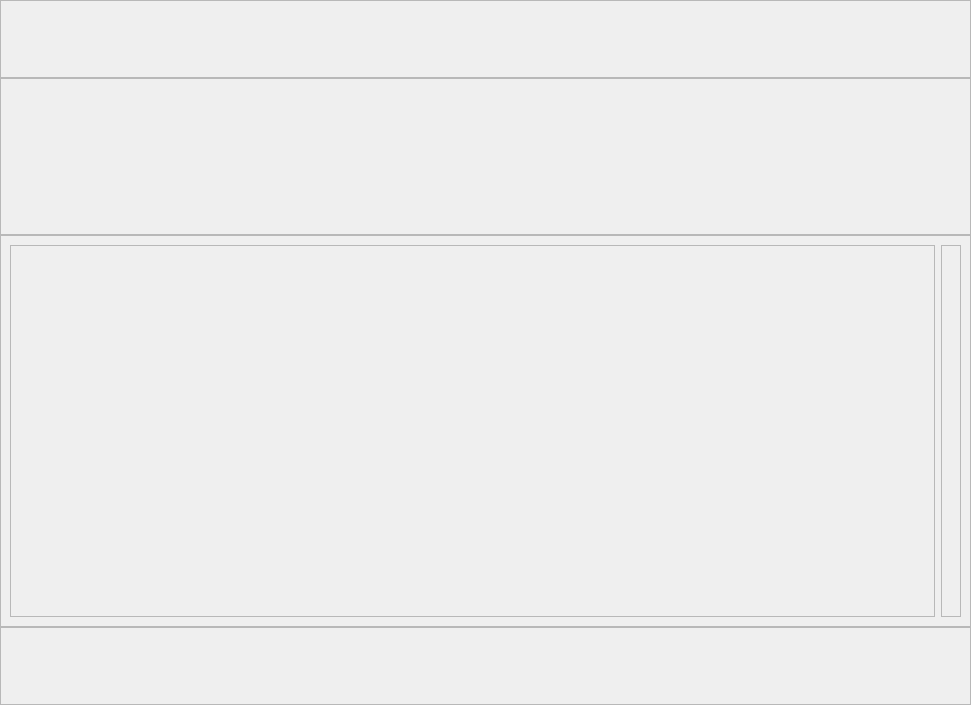
diegofer/multilyrics, file ui/shell.ui: the form before one commit.
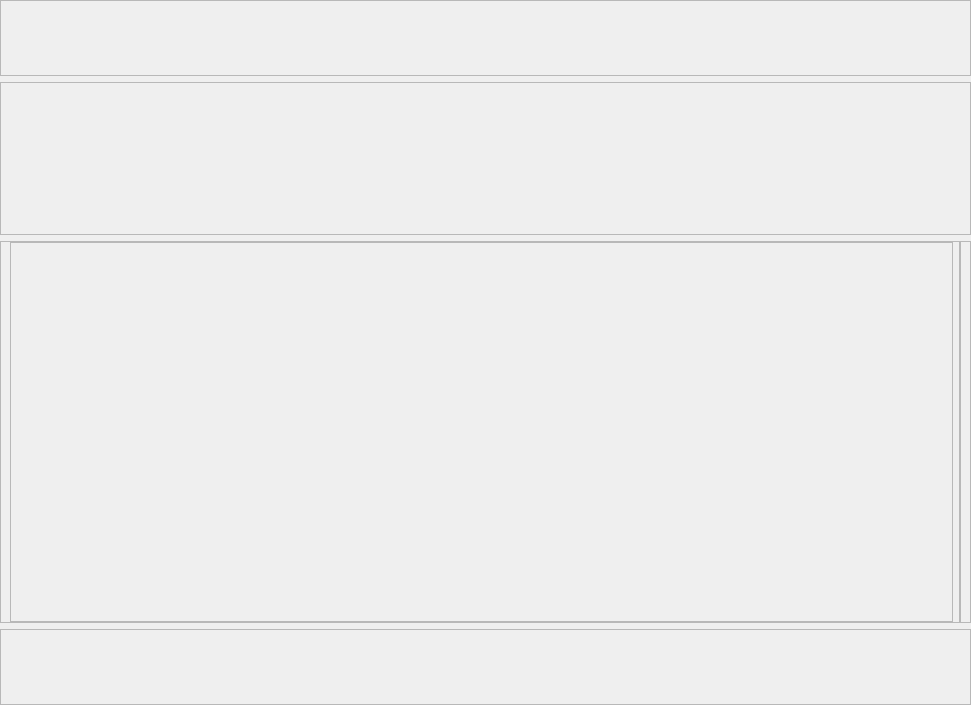
The form after the commit.

Commit message: Temporal styles for layout and Refactor UI layout in shell.py and shell.ui; adjust margins and spacing for improved consistency and alignment across components

```diff
--- a/ui/shell.ui
+++ b/ui/shell.ui
@@ -16,7 +16,7 @@
   <widget class="QWidget" name="central_widget">
    <layout class="QVBoxLayout" name="central_widget_layout" stretch="1,2,5,1">
     <property name="spacing">
-     <number>0</number>
+     <number>6</number>
     </property>
     <property name="leftMargin">
      <number>0</number>
@@ -43,16 +43,16 @@
       </property>
       <layout class="QHBoxLayout" name="playlist_layout">
        <property name="leftMargin">
-        <number>2</number>
+        <number>9</number>
        </property>
        <property name="topMargin">
-        <number>2</number>
+        <number>9</number>
        </property>
        <property name="rightMargin">
-        <number>2</number>
+        <number>9</number>
        </property>
        <property name="bottomMargin">
-        <number>2</number>
+        <number>0</number>
        </property>
       </layout>
      </widget>
@@ -70,16 +70,16 @@
       </property>
       <layout class="QVBoxLayout" name="timeline_layout">
        <property name="leftMargin">
-        <number>5</number>
+        <number>9</number>
        </property>
        <property name="topMargin">
-        <number>2</number>
+        <number>0</number>
        </property>
        <property name="rightMargin">
-        <number>2</number>
+        <number>9</number>
        </property>
        <property name="bottomMargin">
-        <number>2</number>
+        <number>0</number>
        </property>
       </layout>
      </widget>
@@ -95,7 +95,19 @@
       <property name="frameShadow">
        <enum>QFrame::Shadow::Raised</enum>
       </property>
-      <layout class="QHBoxLayout" name="mixerLayout">
+      <layout class="QHBoxLayout" name="mixer_layout">
+       <property name="leftMargin">
+        <number>9</number>
+       </property>
+       <property name="topMargin">
+        <number>0</number>
+       </property>
+       <property name="rightMargin">
+        <number>9</number>
+       </property>
+       <property name="bottomMargin">
+        <number>0</number>
+       </property>
        <item>
         <widget class="QFrame" name="frame_mixer_tracks">
          <property name="sizePolicy">
@@ -110,7 +122,23 @@
          <property name="frameShadow">
           <enum>QFrame::Shadow::Raised</enum>
          </property>
-         <layout class="QHBoxLayout" name="mixer_tracks_layout"/>
+         <layout class="QHBoxLayout" name="mixer_tracks_layout">
+          <property name="spacing">
+           <number>6</number>
+          </property>
+          <property name="leftMargin">
+           <number>0</number>
+          </property>
+          <property name="topMargin">
+           <number>0</number>
+          </property>
+          <property name="rightMargin">
+           <number>0</number>
+          </property>
+          <property name="bottomMargin">
+           <number>0</number>
+          </property>
+         </layout>
         </widget>
        </item>
        <item>
@@ -130,7 +158,20 @@
          <property name="frameShadow">
           <enum>QFrame::Shadow::Raised</enum>
          </property>
-         <layout class="QHBoxLayout" name="mixer_master_layout"/>
+         <layout class="QHBoxLayout" name="mixer_master_layout">
+          <property name="leftMargin">
+           <number>0</number>
+          </property>
+          <property name="topMargin">
+           <number>0</number>
+          </property>
+          <property name="rightMargin">
+           <number>0</number>
+          </property>
+          <property name="bottomMargin">
+           <number>0</number>
+          </property>
+         </layout>
         </widget>
        </item>
       </layout>
@@ -149,16 +190,16 @@
       </property>
       <layout class="QHBoxLayout" name="controls_layout">
        <property name="leftMargin">
-        <number>4</number>
+        <number>9</number>
        </property>
        <property name="topMargin">
-        <number>4</number>
+        <number>0</number>
        </property>
        <property name="rightMargin">
-        <number>4</number>
+        <number>9</number>
        </property>
        <property name="bottomMargin">
-        <number>4</number>
+        <number>9</number>
        </property>
       </layout>
      </widget>
```
The commit also changes 3 other files.
